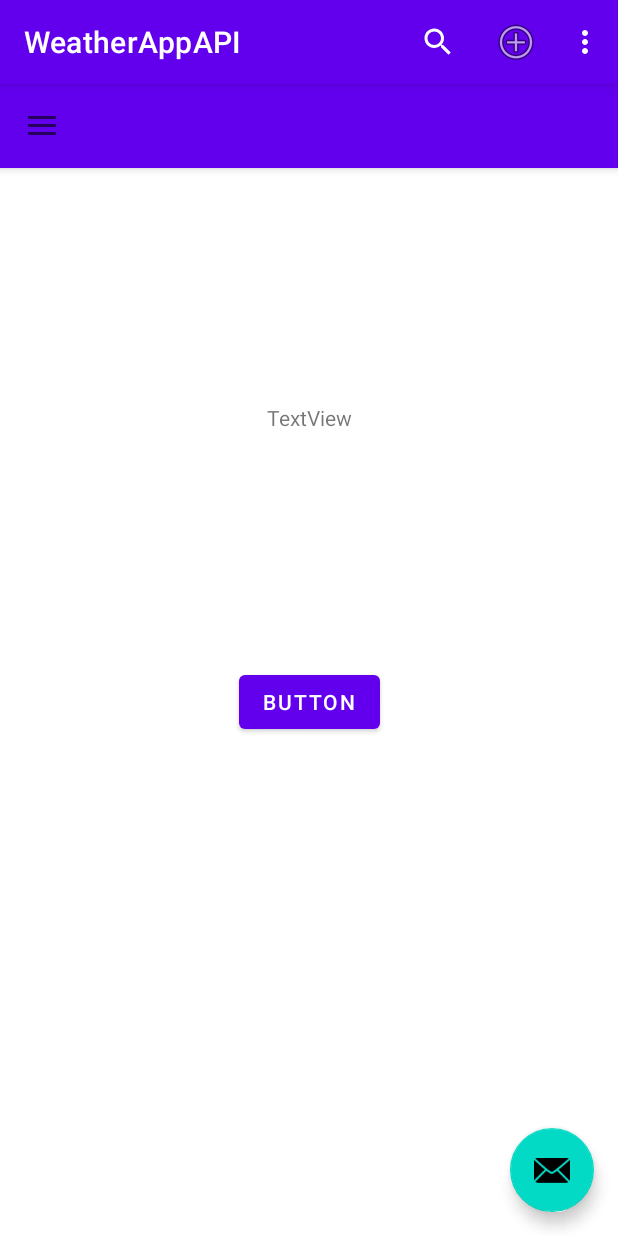
After one commit to kael7/WeatherAppAPI, an Android app: the fragment SettingsFragment placed in its activity, on a phone screen of 412 x 824 dp. The commit adds this screen. Run offline under Robolectric (Android 15) with nearby library versions, the phone set to English and light mode, and no system bars; our stand-ins replace navigation-ui; 1 statement that could not run was skipped.

Commit message:
Урок 1.1 Материальный дизайн. Меню. Навигация по приложению

```diff
--- a/app/src/main/java/com/example/weatherappapi/CityDetailFragment.java
+++ b/app/src/main/java/com/example/weatherappapi/Fragments/HistoryFragment.java
@@ -1,21 +1,24 @@
-package com.example.weatherappapi;
+package com.example.weatherappapi.Fragments;
 
 import android.app.Fragment;
 import android.os.Bundle;
 import android.view.LayoutInflater;
 import android.view.View;
 import android.view.ViewGroup;
-import android.widget.TextView;
 
 import androidx.annotation.NonNull;
 import androidx.annotation.Nullable;
+import androidx.recyclerview.widget.LinearLayoutManager;
+import androidx.recyclerview.widget.RecyclerView;
 
-public class CityDetailFragment extends Fragment {
+import com.example.weatherappapi.ListAdapter;
+import com.example.weatherappapi.R;
 
+public class HistoryFragment extends Fragment {
     @Nullable
     @Override
     public View onCreateView(@NonNull LayoutInflater inflater, @Nullable ViewGroup container, @Nullable Bundle savedInstanceState) {
-        return inflater.inflate(R.layout.fragment_city_detail, container, false);
+        return inflater.inflate(R.layout.fragment_history, container, false);
     }
 
     @Override
--- /dev/null
+++ b/app/src/main/java/com/example/weatherappapi/Fragments/SettingsFragment.java
@@ -0,0 +1,28 @@
+package com.example.weatherappapi.Fragments;
+
+import android.app.Fragment;
+import android.os.Bundle;
+import android.view.LayoutInflater;
+import android.view.View;
+import android.view.ViewGroup;
+
+import androidx.annotation.NonNull;
+import androidx.annotation.Nullable;
+
+import com.example.weatherappapi.MainActivity;
+import com.example.weatherappapi.R;
+
+public class SettingsFragment extends Fragment {
+    @Nullable
+    @Override
+    public View onCreateView(@NonNull LayoutInflater inflater, @Nullable ViewGroup container, @Nullable Bundle savedInstanceState) {
+        return inflater.inflate(R.layout.fragment_settings, container, false);
+    }
+
+    @Override
+    public void onViewCreated(@NonNull View view, @Nullable Bundle savedInstanceState) {
+        super.onViewCreated(view, savedInstanceState);
+    }
+
+    // TODO:
+}
--- a/app/src/main/res/layout/content_main.xml
+++ b/app/src/main/res/layout/content_main.xml
@@ -7,21 +7,17 @@
     app:layout_behavior="@string/appbar_scrolling_view_behavior"
     tools:showIn="@layout/app_bar_main">
 
-<!--    <androidx.recyclerview.widget.RecyclerView-->
-<!--        android:id="@+id/recycler_list"-->
+    <FrameLayout
+        android:id="@+id/fragment_container"
+        android:layout_width="match_parent"
+        android:layout_height="match_parent" />
+
+<!--    <fragment-->
+<!--        android:id="@+id/main_frag"-->
+<!--        android:name="com.example.weatherappapi.Fragments.HomeFragment"-->
 <!--        android:layout_width="match_parent"-->
 <!--        android:layout_height="match_parent"-->
-<!--        app:layout_constraintBottom_toBottomOf="parent"-->
-<!--        app:layout_constraintEnd_toEndOf="parent"-->
-<!--        app:layout_constraintStart_toStartOf="parent"-->
+<!--        app:layout_constraintLeft_toLeftOf="parent"-->
+<!--        app:layout_constraintRight_toRightOf="parent"-->
 <!--        app:layout_constraintTop_toTopOf="parent" />-->
-
-    <fragment
-        android:id="@+id/list_frag"
-        android:name="com.example.weatherappapi.City.CityDetailFragment"
-        android:layout_width="match_parent"
-        android:layout_height="match_parent"
-        app:layout_constraintLeft_toLeftOf="parent"
-        app:layout_constraintRight_toRightOf="parent"
-        app:layout_constraintTop_toTopOf="parent" />
 </androidx.constraintlayout.widget.ConstraintLayout>
--- a/app/src/main/res/layout/fragment_city_detail.xml
+++ b/app/src/main/res/layout/fragment_home.xml
@@ -1,8 +1,8 @@
 <?xml version="1.0" encoding="utf-8"?>
 <androidx.constraintlayout.widget.ConstraintLayout xmlns:android="http://schemas.android.com/apk/res/android"
+    xmlns:app="http://schemas.android.com/apk/res-auto"
     android:layout_width="match_parent"
-    android:layout_height="match_parent"
-    xmlns:app="http://schemas.android.com/apk/res-auto">
+    android:layout_height="match_parent">
 
     <TableLayout
         android:id="@+id/tableLayout"
--- /dev/null
+++ b/app/src/main/res/layout/fragment_settings.xml
@@ -0,0 +1,28 @@
+<?xml version="1.0" encoding="utf-8"?>
+<androidx.constraintlayout.widget.ConstraintLayout
+    xmlns:android="http://schemas.android.com/apk/res/android"
+    xmlns:app="http://schemas.android.com/apk/res-auto"
+    xmlns:tools="http://schemas.android.com/tools"
+    android:layout_width="match_parent"
+    android:layout_height="match_parent">
+
+    <Button
+        android:id="@+id/button"
+        android:layout_width="wrap_content"
+        android:layout_height="wrap_content"
+        android:text="Button"
+        app:layout_constraintBottom_toBottomOf="parent"
+        app:layout_constraintEnd_toEndOf="parent"
+        app:layout_constraintStart_toStartOf="parent"
+        app:layout_constraintTop_toTopOf="parent" />
+
+    <TextView
+        android:id="@+id/textView2"
+        android:layout_width="wrap_content"
+        android:layout_height="wrap_content"
+        android:text="TextView"
+        app:layout_constraintBottom_toTopOf="@+id/button"
+        app:layout_constraintEnd_toEndOf="parent"
+        app:layout_constraintStart_toStartOf="parent"
+        app:layout_constraintTop_toTopOf="parent" />
+</androidx.constraintlayout.widget.ConstraintLayout>
```
Also changed, not shown: app/src/main/java/com/example/weatherappapi/CityListFragment.java (deleted, +0 -21 lines), app/src/main/java/com/example/weatherappapi/Fragments/HomeFragment.java (added, +25 -0 lines), app/src/main/java/com/example/weatherappapi/MainActivity.java (+55 -41 lines), app/src/main/res/layout/fragment_history.xml (added, +16 -0 lines).
